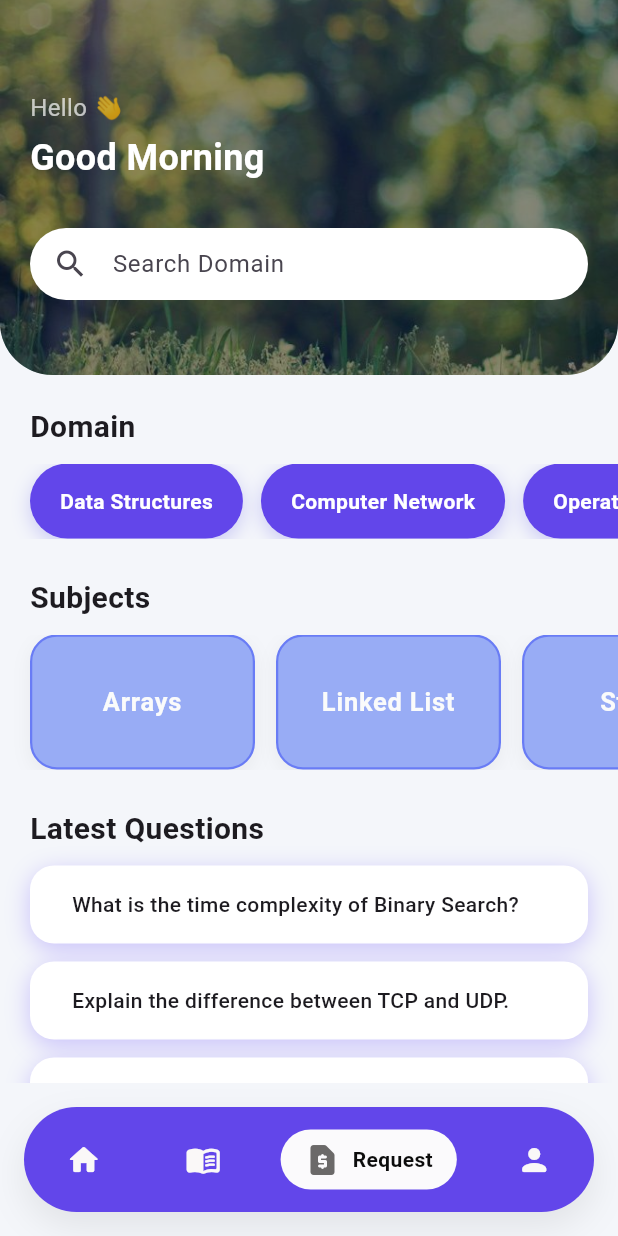
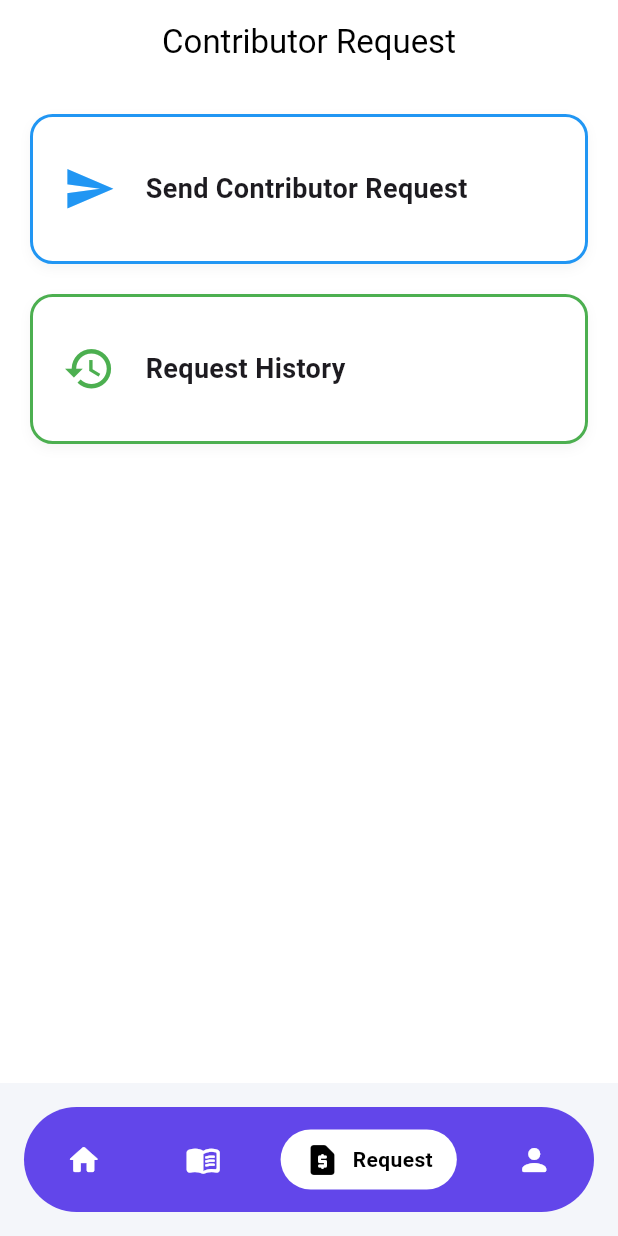
Before and after one commit to saimashaikh30/Interactive-learning-and-performance-analyzer, a Flutter app: the DashboardScreen screen opened directly, item 3 of the bottom bar chosen, on a phone screen of 412 x 824 dp. Run offline on Flutter 3.47's test engine with Material 3 defaults, Android fonts, the phone set to English and light mode, and no system bars; our stand-ins replace google_sign_in, shared_preferences; accounts and stored records are empty.

Commit message:
RequestScreen

```diff
--- a/ilps_mobile/lib/main.dart
+++ b/ilps_mobile/lib/main.dart
@@ -27,7 +27,8 @@ class MyApp extends StatelessWidget {
         scaffoldBackgroundColor: AppColors.background,
       ),
       // If logged in, go to Dashboard. Otherwise, show Splash or Login.
-      home: isLoggedIn ? const DashboardScreen() : const SplashScreen(),
+      // home: isLoggedIn ? const DashboardScreen() : const SplashScreen(),
+      home: const DashboardScreen(),
     );
   }
 }
--- a/ilps_mobile/lib/screens/dashboard_screen.dart
+++ b/ilps_mobile/lib/screens/dashboard_screen.dart
@@ -1,6 +1,9 @@
 import 'package:flutter/material.dart';
 import 'package:ilps_mobile/screens/SubjectTopicsScreen.dart';
 import 'package:ilps_mobile/screens/DomainSubjectsScreen.dart';
+import 'package:ilps_mobile/screens/login_screen.dart';
+import 'package:ilps_mobile/screens/request_main_screen..dart';
+import 'package:shared_preferences/shared_preferences.dart';
 
 class DashboardScreen extends StatefulWidget {
   const DashboardScreen({super.key});
@@ -11,11 +14,11 @@ class DashboardScreen extends StatefulWidget {
 
 class _DashboardScreenState extends State<DashboardScreen>
     with SingleTickerProviderStateMixin {
+  String username = "User";
   int _selectedIndex = 0;
 
   TextEditingController searchController = TextEditingController();
 
-  // Domain List
   List<Map<String, dynamic>> domains = [
     {"id": 1, "name": "Data Structures"},
     {"id": 2, "name": "Computer Network"},
@@ -23,10 +26,8 @@ class _DashboardScreenState extends State<DashboardScreen>
     {"id": 4, "name": "Database Management"},
   ];
 
-  // filtered domains
   List filteredDomains = [];
 
-  // Subject List
   List<Map<String, dynamic>> subjects = [
     {"id": 1, "name": "Arrays"},
     {"id": 2, "name": "Linked List"},
@@ -34,7 +35,6 @@ class _DashboardScreenState extends State<DashboardScreen>
     {"id": 4, "name": "Queue"},
   ];
 
-  // Latest Question List
   List<Map<String, dynamic>> latestQuestions = [
     {"id": 1, "question": "What is the time complexity of Binary Search?"},
     {"id": 2, "question": "Explain the difference between TCP and UDP."},
@@ -47,7 +47,6 @@ class _DashboardScreenState extends State<DashboardScreen>
   @override
   void initState() {
     super.initState();
-
     filteredDomains = domains;
 
     _controller = AnimationController(
@@ -56,7 +55,7 @@ class _DashboardScreenState extends State<DashboardScreen>
     )..repeat();
   }
 
-//----------searchDomain function-------------
+  // ---------------- SEARCH ----------------
   void searchDomain(String query) {
     String search = query.toLowerCase().trim();
 
@@ -76,26 +75,54 @@ class _DashboardScreenState extends State<DashboardScreen>
       filteredDomains = results;
     });
 
-    // Show popup if nothing found
     if (results.isEmpty) {
       ScaffoldMessenger.of(context).showSnackBar(
-        SnackBar(
-          content: const Text(
-            "⚠️ Domain not found",
-            style: TextStyle(fontWeight: FontWeight.w600),
-          ),
-          backgroundColor: const Color.fromARGB(255, 10, 10, 10),
+        const SnackBar(
+          content: Text("⚠️ Domain not found"),
           behavior: SnackBarBehavior.floating,
-          margin: const EdgeInsets.only(
-            top: 90,
-            bottom: 10,
-            left: 20,
-            right: 20,
-          ),
-          duration: const Duration(seconds: 1),
+          duration: Duration(seconds: 1),
         ),
       );
     }
+  }
+
+  // ---------------- LOGOUT ----------------
+  void showLogoutDialog() {
+    showDialog(
+      context: context,
+      builder: (context) {
+        return AlertDialog(
+          title: const Text("Logout"),
+          content: const Text("Are you sure you want to logout?"),
+          actions: [
+            TextButton(
+              onPressed: () => Navigator.pop(context),
+              child: const Text("Cancel"),
+            ),
+            ElevatedButton(
+              onPressed: () {
+                Navigator.pop(context);
+                logout(context);
+              },
+              child: const Text("Logout"),
+            ),
+          ],
+        );
+      },
+    );
+  }
+
+  Future<void> logout(BuildContext context) async {
+    final prefs = await SharedPreferences.getInstance();
+    await prefs.remove('isLoggedIn');
+
+    if (!mounted) return;
+
+    Navigator.pushAndRemoveUntil(
+      context,
+      MaterialPageRoute(builder: (_) => const LoginScreen()),
+      (route) => false,
+    );
   }
 
   @override
@@ -105,6 +132,7 @@ class _DashboardScreenState extends State<DashboardScreen>
     super.dispose();
   }
 
+  // ---------------- GREETING ----------------
   String getGreeting() {
     final hour = DateTime.now().hour;
 
@@ -133,12 +161,84 @@ class _DashboardScreenState extends State<DashboardScreen>
     }
   }
 
+  // ---------------- BUILD ----------------
   @override
   Widget build(BuildContext context) {
     return Scaffold(
       backgroundColor: const Color(0xffF4F6FA),
 
-      body: SingleChildScrollView(
+      body: [
+        buildHomeScreen(),
+        const Center(child: Text("Topic Screen")),
+         const RequestMainScreen(),
+        const Center(child: Text("Profile Screen")),
+      ][_selectedIndex],
+
+      // ---------------- NAVBAR ----------------
+      bottomNavigationBar: Padding(
+        padding: const EdgeInsets.all(16),
+        child: Container(
+          height: 70,
+          decoration: BoxDecoration(
+            color: const Color(0xff6246EA),
+            borderRadius: BorderRadius.circular(40),
+          ),
+          child: Row(
+            mainAxisAlignment: MainAxisAlignment.spaceAround,
+            children: [
+              buildNavItem(Icons.home_rounded, "Home", 0),
+              buildNavItem(Icons.menu_book_rounded, "Topic", 1),
+              buildNavItem(Icons.request_page_rounded, "Request", 2),
+              buildNavItem(Icons.person_rounded, "Profile", 3),
+            ],
+          ),
+        ),
+      ),
+    );
+  }
+
+  // ---------------- NAV ITEM ----------------
+  Widget buildNavItem(IconData icon, String label, int index) {
+    bool isSelected = _selectedIndex == index;
+
+    return GestureDetector(
+      onTap: () {
+        setState(() {
+          _selectedIndex = index;
+        });
+      },
+      child: AnimatedContainer(
+        duration: const Duration(milliseconds: 300),
+        padding: const EdgeInsets.symmetric(horizontal: 16, vertical: 8),
+        decoration: BoxDecoration(
+          color: isSelected ? Colors.white : Colors.transparent,
+          borderRadius: BorderRadius.circular(30),
+        ),
+        child: Row(
+          children: [
+            Icon(
+              icon,
+              color: isSelected ? Colors.black : Colors.white,
+            ),
+            if (isSelected) ...[
+              const SizedBox(width: 8),
+              Text(
+                label,
+                style: const TextStyle(
+                  color: Colors.black,
+                  fontWeight: FontWeight.bold,
+                ),
+              )
+            ]
+          ],
+        ),
+      ),
+    );
+  }
+
+  // ---------------- HOME SCREEN ----------------
+  Widget buildHomeScreen() {
+    return SingleChildScrollView(
       child: Column(
         children: [
           // HEADER
@@ -192,11 +292,32 @@ class _DashboardScreenState extends State<DashboardScreen>
                             ),
                           ],
                         ),
-                          // const Icon(
-                          //   Icons.notifications,
-                          //   color: Colors.white,
-                          //   size: 26,
-                          // ),
+                        PopupMenuButton<String>(
+                          onSelected: (value) {
+                            if (value == "logout") {
+                              showLogoutDialog();
+                            }
+                          },
+                          itemBuilder: (context) => [
+                            const PopupMenuItem(
+                              value: "logout",
+                              child: Text("Logout"),
+                            ),
+                          ],
+                          child: CircleAvatar(
+                            radius: 22,
+                            backgroundColor: Colors.white,
+                            child: Text(
+                              (username.isNotEmpty ? username[0] : "?")
+                                  .toUpperCase(),
+                              style: const TextStyle(
+                                color: Colors.blue,
+                                fontSize: 28,
+                                fontWeight: FontWeight.bold,
+                              ),
+                            ),
+                          ),
+                        ),
                       ],
                     ),
 
@@ -223,7 +344,7 @@ class _DashboardScreenState extends State<DashboardScreen>
                                   icon: const Icon(Icons.close),
                                   onPressed: () {
                                     searchController.clear();
-                                      searchDomain(""); // reset list
+                                    searchDomain("");
                                     setState(() {});
                                   },
                                 )
@@ -256,7 +377,7 @@ class _DashboardScreenState extends State<DashboardScreen>
 
           const SizedBox(height: 10),
 
-            // DOMAIN CARDS
+          // DOMAIN LIST
           SizedBox(
             height: 50,
             child: ListView.builder(
@@ -285,13 +406,6 @@ class _DashboardScreenState extends State<DashboardScreen>
                     decoration: BoxDecoration(
                       color: const Color(0xff6246EA),
                       borderRadius: BorderRadius.circular(25),
-                        boxShadow: [
-                          BoxShadow(
-                            color: const Color(0xff4F46E5).withOpacity(0.25),
-                            blurRadius: 10,
-                            offset: const Offset(0, 4),
-                          )
-                        ],
                     ),
                     child: Text(
                       domain["name"],
@@ -325,7 +439,7 @@ class _DashboardScreenState extends State<DashboardScreen>
 
           const SizedBox(height: 10),
 
-            // SUBJECT CARDS
+          // SUBJECT LIST
           SizedBox(
             height: 90,
             child: ListView.builder(
@@ -334,7 +448,6 @@ class _DashboardScreenState extends State<DashboardScreen>
               itemCount: subjects.length,
               itemBuilder: (context, index) {
                 final subject = subjects[index];
-
                 return Padding(
                   padding: const EdgeInsets.only(right: 14),
                   child: InkWell(
@@ -407,7 +520,6 @@ class _DashboardScreenState extends State<DashboardScreen>
 
           const SizedBox(height: 10),
 
-            // QUESTION LIST
           ListView.builder(
             itemCount: latestQuestions.length,
             shrinkWrap: true,
@@ -435,11 +547,15 @@ class _DashboardScreenState extends State<DashboardScreen>
                               .withOpacity(0.27),
                           blurRadius: 13,
                           offset: const Offset(0, 4),
-                          )
+                        ),
                       ],
                     ),
                     child: Row(
                       children: [
+                        const Icon(
+                          Icons.help_outline_rounded,
+                          color: Color(0xff6246EA),
+                        ),
                         const SizedBox(width: 12),
                         Expanded(
                           child: Text(
@@ -456,79 +572,10 @@ class _DashboardScreenState extends State<DashboardScreen>
                 ),
               );
             },
-            )
-          ],
-        ),
           ),
 
-      // BOTTOM NAVBAR
-      bottomNavigationBar: Padding(
-        padding: const EdgeInsets.all(16),
-        child: Container(
-          height: 70,
-          decoration: BoxDecoration(
-            color: Color(0xff6246EA),
-            borderRadius: BorderRadius.circular(40),
-            boxShadow: [
-              BoxShadow(
-                color: Colors.black.withOpacity(0.08),
-                blurRadius: 20,
-                offset: const Offset(0, 10),
-              )
+          const SizedBox(height: 30),
         ],
-          ),
-          child: Row(
-            mainAxisAlignment: MainAxisAlignment.spaceAround,
-            children: [
-              buildNavItem(Icons.home_rounded, "Home", 0),
-              buildNavItem(Icons.menu_book_rounded, "Topic", 1),
-              buildNavItem(Icons.request_page_rounded, "Request", 2),
-              buildNavItem(Icons.person_rounded, "Profile", 3),
-            ],
-          ),
-        ),
-      ),
-    );
-  }
-
-  Widget buildNavItem(IconData icon, String label, int index) {
-    bool isSelected = _selectedIndex == index;
-
-    return GestureDetector(
-      onTap: () {
-        setState(() {
-          _selectedIndex = index;
-        });
-      },
-      child: AnimatedContainer(
-        duration: const Duration(milliseconds: 300),
-        padding: const EdgeInsets.symmetric(horizontal: 16, vertical: 8),
-        decoration: BoxDecoration(
-          color: isSelected
-              ? const Color.fromARGB(255, 251, 250, 252)
-              : Colors.transparent,
-          borderRadius: BorderRadius.circular(30),
-        ),
-        child: Row(
-          children: [
-            Icon(
-              icon,
-              color: isSelected
-                  ? const Color.fromARGB(255, 107, 105, 105)
-                  : const Color.fromARGB(255, 250, 248, 248),
-            ),
-            if (isSelected) ...[
-              const SizedBox(width: 8),
-              Text(
-                label,
-                style: const TextStyle(
-                  color: Color.fromARGB(255, 12, 12, 12),
-                  fontWeight: FontWeight.bold,
-                ),
-              )
-            ]
-          ],
-        ),
       ),
     );
   }
--- /dev/null
+++ b/ilps_mobile/lib/screens/request_main_screen..dart
@@ -0,0 +1,100 @@
+import 'package:flutter/material.dart';
+import 'send_request_screen.dart';
+import 'request_view_screen.dart';
+
+class RequestMainScreen extends StatelessWidget {
+  const RequestMainScreen({super.key});
+
+  @override
+  Widget build(BuildContext context) {
+    return Scaffold(
+      backgroundColor: Colors.white,
+
+      appBar: AppBar(
+        title: const Text(
+          "Contributor Request",
+          style: TextStyle(color: Colors.black),
+        ),
+        centerTitle: true,
+        backgroundColor: Colors.white,
+        elevation: 0,
+        iconTheme: const IconThemeData(color: Colors.black),
+      ),
+
+      body: Padding(
+        padding: const EdgeInsets.all(20),
+        child: Column(
+          children: [
+
+            buildCard(
+              context,
+              title: "Send Contributor Request",
+              icon: Icons.send,
+              color: Colors.blue, // blue border
+              screen: const SendRequestScreen(),
+            ),
+
+            const SizedBox(height: 20),
+
+            buildCard(
+              context,
+              title: "Request History",
+              icon: Icons.history,
+              color: Colors.green, // green border
+              screen: const RequestViewScreen(),
+            ),
+          ],
+        ),
+      ),
+    );
+  }
+
+  Widget buildCard(
+    BuildContext context, {
+    required String title,
+    required IconData icon,
+    required Color color,
+    required Widget screen,
+  }) {
+    return GestureDetector(
+      onTap: () {
+        Navigator.push(
+          context,
+          MaterialPageRoute(builder: (_) => screen),
+        );
+      },
+      child: Container(
+        height: 100,
+        decoration: BoxDecoration(
+          color: Colors.white,
+          borderRadius: BorderRadius.circular(15),
+          border: Border.all(
+            color: color, // dynamic border color
+            width: 2,
+          ),
+          boxShadow: [
+            BoxShadow(
+              color: Colors.grey.withOpacity(0.1),
+              blurRadius: 6,
+              offset: const Offset(0, 3),
+            ),
+          ],
+        ),
+        child: Row(
+          children: [
+            const SizedBox(width: 20),
+            Icon(icon, size: 35, color: color),
+            const SizedBox(width: 20),
+            Text(
+              title,
+              style: const TextStyle(
+                fontSize: 18,
+                fontWeight: FontWeight.bold,
+              ),
+            )
+          ],
+        ),
+      ),
+    );
+  }
+}
--- a/ilps_mobile/pubspec.yaml
+++ b/ilps_mobile/pubspec.yaml
@@ -40,7 +40,7 @@ dependencies:
   google_fonts: ^8.0.2
   google_sign_in: ^5.4.0
   http: ^1.2.0
-  shared_preferences: ^2.2.0
+  shared_preferences: ^2.5.4
 
 dev_dependencies:
   flutter_test:
```
Also changed, not shown: ilps_mobile/lib/screens/request_view_screen.dart (added, +106 -0 lines), ilps_mobile/lib/screens/send_request_screen.dart (added, +102 -0 lines). Lines whose indentation alone changed are shown as unchanged.
